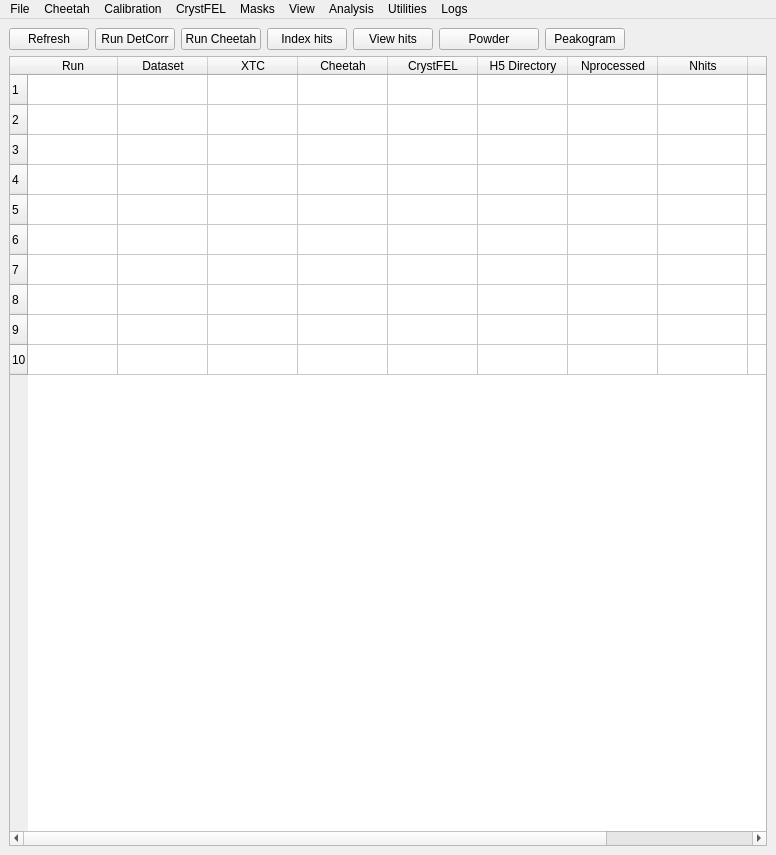
Before: the Qt Designer form python/UI/cheetahgui.ui in antonbarty/cheetah, drawn with Qt 5.
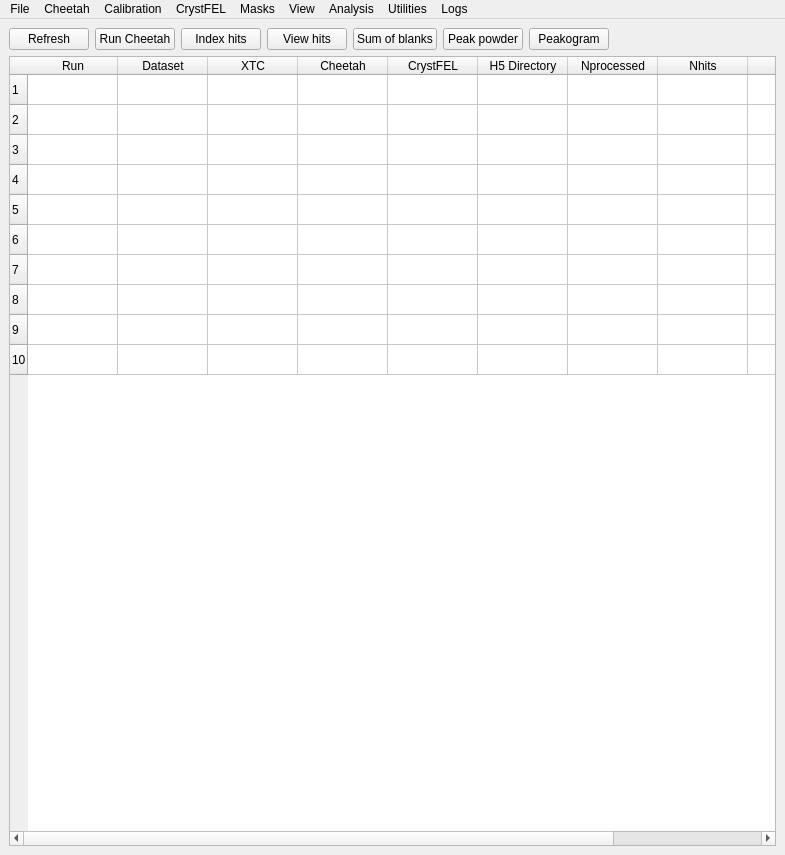
After: the same form once the commit is applied.

```diff
--- a/python/UI/cheetahgui.ui
+++ b/python/UI/cheetahgui.ui
@@ -6,7 +6,7 @@
    <rect>
     <x>0</x>
     <y>0</y>
-    <width>776</width>
+    <width>785</width>
     <height>855</height>
    </rect>
   </property>
@@ -50,30 +50,17 @@
           </property>
          </widget>
         </item>
-        <item>
-         <widget class="QPushButton" name="button_runDetCorr">
-          <property name="maximumSize">
-           <size>
-            <width>100</width>
-            <height>25</height>
-           </size>
-          </property>
-          <property name="text">
-           <string>Run DetCorr</string>
-          </property>
-         </widget>
-        </item>
         <item>
          <widget class="QPushButton" name="button_runCheetah">
           <property name="sizePolicy">
-           <sizepolicy hsizetype="Fixed" vsizetype="Fixed">
+           <sizepolicy hsizetype="Preferred" vsizetype="Fixed">
             <horstretch>0</horstretch>
             <verstretch>0</verstretch>
            </sizepolicy>
           </property>
           <property name="maximumSize">
            <size>
-            <width>100</width>
+            <width>120</width>
             <height>25</height>
            </size>
           </property>
@@ -88,14 +75,14 @@
            <bool>true</bool>
           </property>
           <property name="sizePolicy">
-           <sizepolicy hsizetype="Fixed" vsizetype="Fixed">
+           <sizepolicy hsizetype="Preferred" vsizetype="Fixed">
             <horstretch>0</horstretch>
             <verstretch>0</verstretch>
            </sizepolicy>
           </property>
           <property name="maximumSize">
            <size>
-            <width>100</width>
+            <width>120</width>
             <height>25</height>
            </size>
           </property>
@@ -107,14 +94,14 @@
         <item>
          <widget class="QPushButton" name="button_viewhits">
           <property name="sizePolicy">
-           <sizepolicy hsizetype="Fixed" vsizetype="Fixed">
+           <sizepolicy hsizetype="Preferred" vsizetype="Fixed">
             <horstretch>0</horstretch>
             <verstretch>0</verstretch>
            </sizepolicy>
           </property>
           <property name="maximumSize">
            <size>
-            <width>100</width>
+            <width>120</width>
             <height>25</height>
            </size>
           </property>
@@ -123,25 +110,44 @@
           </property>
          </widget>
         </item>
+        <item>
+         <widget class="QPushButton" name="button_blanksum">
+          <property name="sizePolicy">
+           <sizepolicy hsizetype="Preferred" vsizetype="Fixed">
+            <horstretch>0</horstretch>
+            <verstretch>0</verstretch>
+           </sizepolicy>
+          </property>
+          <property name="maximumSize">
+           <size>
+            <width>120</width>
+            <height>25</height>
+           </size>
+          </property>
+          <property name="text">
+           <string>Sum of blanks</string>
+          </property>
+         </widget>
+        </item>
         <item>
          <widget class="QPushButton" name="button_virtualpowder">
           <property name="enabled">
            <bool>true</bool>
           </property>
           <property name="sizePolicy">
-           <sizepolicy hsizetype="Expanding" vsizetype="Fixed">
+           <sizepolicy hsizetype="Preferred" vsizetype="Fixed">
             <horstretch>0</horstretch>
             <verstretch>0</verstretch>
            </sizepolicy>
           </property>
           <property name="maximumSize">
            <size>
-            <width>100</width>
+            <width>120</width>
             <height>25</height>
            </size>
           </property>
           <property name="text">
-           <string>Powder</string>
+           <string>Peak powder</string>
           </property>
          </widget>
         </item>
@@ -151,14 +157,14 @@
            <bool>true</bool>
           </property>
           <property name="sizePolicy">
-           <sizepolicy hsizetype="Fixed" vsizetype="Fixed">
+           <sizepolicy hsizetype="Preferred" vsizetype="Fixed">
             <horstretch>0</horstretch>
             <verstretch>0</verstretch>
            </sizepolicy>
           </property>
           <property name="maximumSize">
            <size>
-            <width>100</width>
+            <width>120</width>
             <height>25</height>
            </size>
           </property>
@@ -282,7 +288,7 @@
     <rect>
      <x>0</x>
      <y>0</y>
-     <width>776</width>
+     <width>785</width>
      <height>22</height>
     </rect>
    </property>
```
Left out of the diff: 4 changed lines with no effect on the pictures.
